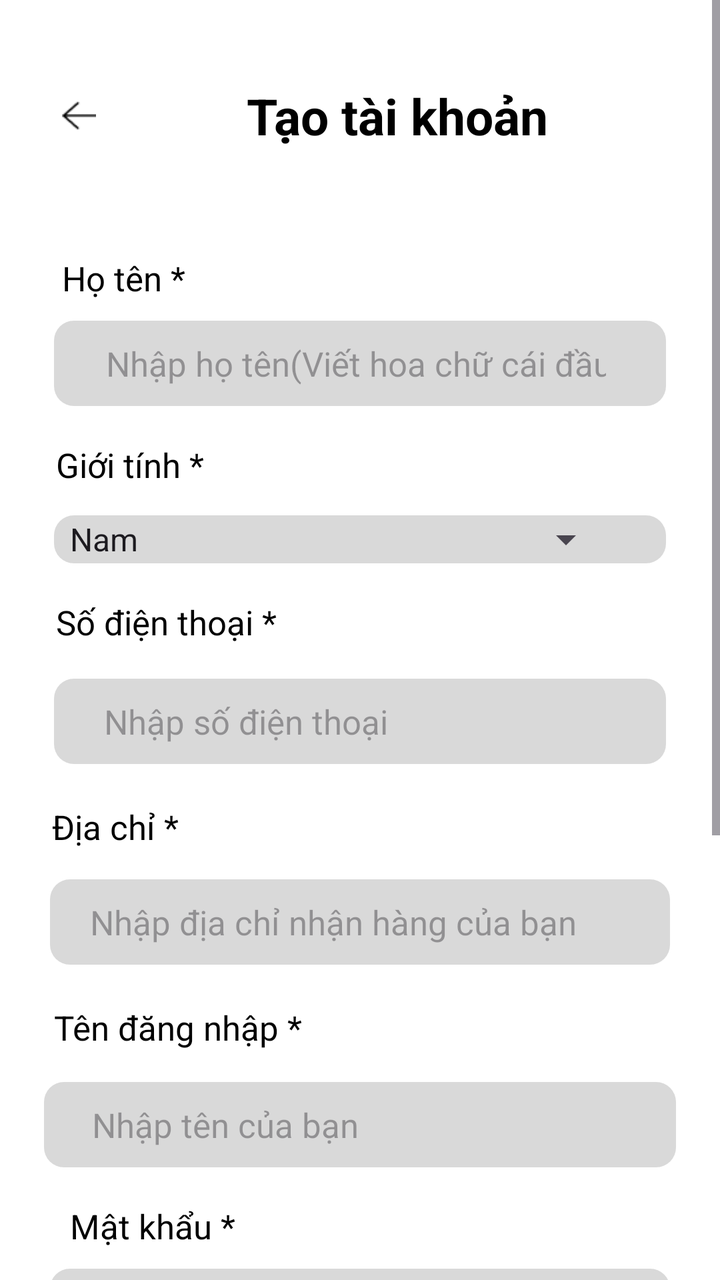
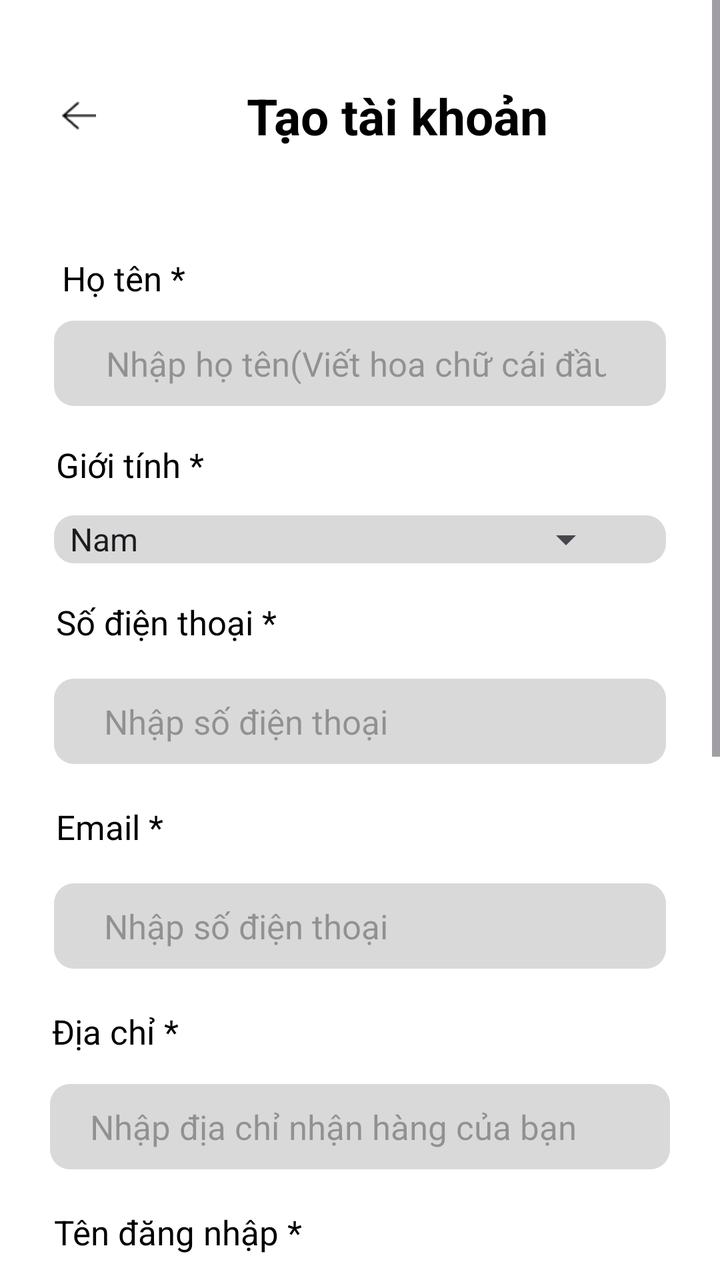

Two renders of the same Android screen: before a commit and after it. Below are the layout's source before the change and the commit's diff.
<!-- AndroidManifest.xml: application theme Theme.TTCN_DangNhap -->
<!-- res/layout/activity_ttcn_dangky.xml -->
<?xml version="1.0" encoding="utf-8"?>
<LinearLayout
    android:id="@+id/main"
    xmlns:android="http://schemas.android.com/apk/res/android"
    xmlns:tools="http://schemas.android.com/tools"
    xmlns:app="http://schemas.android.com/apk/res-auto"
    android:background="#FFFFFF"
    android:orientation="vertical"
    android:layout_width="match_parent"
    android:layout_height="match_parent">
    <ScrollView
        android:id="@+id/rg94apyviwxw"
        android:layout_width="match_parent"
        android:layout_height="wrap_content"
        android:layout_weight="1"
        android:background="#FFFFFF">
        <LinearLayout
            android:layout_width="match_parent"
            android:layout_height="match_parent"
            android:orientation="vertical">
            <LinearLayout
                android:id="@+id/ro20azno4nm"
                android:layout_width="match_parent"
                android:layout_height="wrap_content"
                android:layout_marginTop="41dp"
                android:layout_marginBottom="53dp"
                android:layout_marginHorizontal="27dp"
                android:orientation="horizontal">




                <ImageView
                    android:clickable="true"
                    android:id="@+id/ivBack"
                    android:layout_width="25dp"
                    android:layout_height="match_parent"
                    android:src="@drawable/back"

                    android:contentDescription="Back"
                    android:padding="4dp"/>

                
                <View
                    android:layout_width="0dp"
                    android:layout_height="0dp"
                    android:layout_weight="1"/>



                <TextView
                    android:id="@+id/ran7ys7i2i2h"
                    android:textColor="#000000"
                    android:textSize="25sp"
                    android:textStyle="bold"
                    android:layout_height="wrap_content"
                    android:layout_width="wrap_content"
                    android:text="Tạo tài khoản"
                    android:textAlignment="center"
                    android:layout_weight="10"
                    />

                










            </LinearLayout>
            <TextView
                android:id="@+id/rur4d52p1b5j"
                android:textColor="#000000"
                android:textSize="17sp"
                android:layout_marginBottom="10dp"
                android:layout_marginStart="31dp"
                android:layout_height="wrap_content"
                android:layout_width="wrap_content"
                android:text="Họ tên *"
                />
            <LinearLayout
                android:id="@+id/r8va03dvhn4"
                android:layout_width="match_parent"
                android:layout_height="wrap_content"
                android:gravity="center_vertical"
                android:background="@drawable/cr10bd9d9d9"
                android:paddingRight="26dp"
                android:layout_marginBottom="18dp"
                android:layout_marginHorizontal="27dp"
                android:orientation="horizontal">
                <EditText

                    android:inputType="text"
                    android:hint="Nhập họ tên(Viết hoa chữ cái đầu)"
                    android:background="@null"
                    android:id="@+id/eTxTFullName"
                    android:textColor="#000000"
                    android:textSize="17sp"
                    android:layout_marginEnd="4dp"
                    android:layout_width="0dp"
                    android:layout_height="wrap_content"
                    android:layout_weight="1"
                    android:paddingVertical="10dp"
                    android:paddingLeft="26dp"
                    />







            </LinearLayout>

            <TextView
                android:id="@+id/ry2lolgnj15j"
                android:textColor="#000000"
                android:textSize="17sp"
                android:layout_marginBottom="14dp"
                android:layout_marginStart="28dp"
                android:layout_height="wrap_content"
                android:layout_width="wrap_content"
                android:text="Giới tính *"
                />
            <LinearLayout
                android:id="@+id/r8va03dvhn4"
                android:layout_width="match_parent"
                android:layout_height="wrap_content"
                android:gravity="center_vertical"
                android:background="@drawable/cr10bd9d9d9"
                android:paddingRight="26dp"
                android:layout_marginBottom="18dp"
                android:layout_marginHorizontal="27dp"
                android:orientation="horizontal">
                <Spinner
                    android:id="@+id/spinner_gender"
                    android:layout_width="match_parent"
                    android:layout_height="wrap_content"
                    android:entries="@array/gender_options">


                </Spinner>








            </LinearLayout>
            <TextView
                android:id="@+id/rmubdf97wfu"
                android:textColor="#000000"
                android:textSize="17sp"
                android:layout_marginBottom="17dp"
                android:layout_marginStart="28dp"
                android:layout_height="wrap_content"
                android:layout_width="wrap_content"
                android:text="Số điện thoại *"
                />
            <EditText
                android:inputType="text"
                android:hint="Nhập số điện thoại"
                android:id="@+id/eTxTPhoneNum"
                android:textColor="#000000"
                android:textSize="17sp"
                android:layout_marginBottom="20dp"
                android:layout_marginHorizontal="27dp"
                android:layout_width="match_parent"
                android:layout_height="wrap_content"
                android:background="@drawable/cr10bd9d9d9"
                android:paddingVertical="10dp"
                android:paddingHorizontal="25dp"
                />
            <TextView
                android:id="@+id/rrywbg8vqab"
                android:textColor="#000000"
                android:textSize="17sp"
                android:layout_marginBottom="15dp"
                android:layout_marginStart="26dp"
                android:layout_height="wrap_content"
                android:layout_width="wrap_content"
                android:text="Địa chỉ *"
                />
            <EditText
                android:inputType="text"
                android:hint="Nhập địa chỉ nhận hàng của bạn"
                android:id="@+id/eTxTAddress"
                android:textColor="#000000"
                android:textSize="17sp"
                android:layout_marginBottom="20dp"
                android:layout_marginHorizontal="25dp"
                android:layout_width="match_parent"
                android:layout_height="wrap_content"
                android:background="@drawable/cr10bd9d9d9"
                android:paddingVertical="10dp"
                android:paddingHorizontal="20dp"
                />
            <TextView
                android:id="@+id/r6acopybjasa"
                android:textColor="#000000"
                android:textSize="17sp"
                android:layout_marginBottom="16dp"
                android:layout_marginStart="27dp"
                android:layout_height="wrap_content"
                android:layout_width="wrap_content"
                android:text="Tên đăng nhập *"
                />
            <EditText
                android:inputType="text"
                android:hint="Nhập tên của bạn"
                android:id="@+id/eTxTUserLoginName"
                android:textColor="#000000"
                android:textSize="17sp"
                android:layout_marginBottom="18dp"
                android:layout_marginHorizontal="22dp"
                android:layout_width="match_parent"
                android:layout_height="wrap_content"
                android:background="@drawable/cr10bd9d9d9"
                android:paddingVertical="10dp"
                android:paddingHorizontal="24dp"
                />
            <TextView
                android:id="@+id/rr00eyaa9ciq"
                android:textColor="#000000"
                android:textSize="17sp"
                android:layout_marginBottom="10dp"
                android:layout_marginStart="35dp"
                android:layout_height="wrap_content"
                android:layout_width="wrap_content"
                android:text="Mật khẩu *"
                />
            <EditText
                android:inputType="text"
                android:hint="Vui lòng nhập mật khẩu của bạn"
                android:id="@+id/eTxTPassword"
                android:textColor="#000000"
                android:textSize="17sp"
                android:layout_marginBottom="19dp"
                android:layout_marginHorizontal="25dp"
                android:layout_width="match_parent"
                android:layout_height="wrap_content"
                android:background="@drawable/cr10bd9d9d9"
                android:paddingVertical="9dp"
                android:paddingHorizontal="20dp"
                />
            <TextView
                android:id="@+id/rsb0104xax0r"
                android:textColor="#000000"
                android:textSize="17sp"
                android:layout_marginBottom="16dp"
                android:layout_marginStart="30dp"
                android:layout_height="wrap_content"
                android:layout_width="wrap_content"
                android:text="Nhập lại mật khẩu *"
                />
            <EditText
                android:inputType="text"
                android:hint="Nhập lại mật khẩu của bạn"
                android:id="@+id/eTxTRepeatPassword"
                android:textColor="#000000"
                android:textSize="17sp"
                android:layout_marginBottom="139dp"
                android:layout_marginHorizontal="25dp"
                android:layout_width="match_parent"
                android:layout_height="wrap_content"
                android:background="@drawable/cr10bd9d9d9"
                android:paddingVertical="10dp"
                android:paddingHorizontal="26dp"
                />

            <com.google.android.material.button.MaterialButton
                android:id="@+id/mBtnCreateAcc"
                android:layout_width="match_parent"
                android:layout_height="wrap_content"
                android:layout_gravity="center"
                android:text="Đăng ký"
                android:textColor="#FFFFFF"
                android:paddingVertical="11dp"
                android:layout_marginBottom="17dp"
                android:layout_marginHorizontal="46dp"
                app:backgroundTint="#FF4545"
                app:cornerRadius="12dp"
                />


            





















        </LinearLayout>
    </ScrollView>
</LinearLayout>
<!-- resources referenced by this layout -->
<resources>
  <string-array name="gender_options">
          <item>Nam</item>
          <item>Nữ</item>
          <item>Khác</item>
      </string-array>
  <!-- drawable back: png bitmap (drawable, 273 bytes) -->
  <!-- drawable cr10bd9d9d9 (drawable) -->
  <?xml version="1.0" encoding="UTF-8"?>
  <shape
  	xmlns:android="http://schemas.android.com/apk/res/android">
  	<solid
  		android:color="#D9D9D9"
  	/>
  	<corners
  		android:radius="10dp"
  	/>      
  </shape>
  <style name="Theme.TTCN_DangNhap" parent="Base.Theme.TTCN_DangNhap" />
  <style name="Base.Theme.TTCN_DangNhap" parent="Theme.Material3.DayNight.NoActionBar">
          
          
      </style>
</resources>

<!-- the commit's change to res/layout/activity_ttcn_dangky.xml (unified diff, before → after) -->
@@ -127,7 +127,7 @@
                 android:text="Giới tính *"
                 />
             <LinearLayout
-                android:id="@+id/r8va03dvhn4"
+                android:id="@+id/layout_gioitinh"
                 android:layout_width="match_parent"
                 android:layout_height="wrap_content"
                 android:gravity="center_vertical"
@@ -167,6 +167,30 @@
                 android:inputType="text"
                 android:hint="Nhập số điện thoại"
                 android:id="@+id/eTxTPhoneNum"
+                android:textColor="#000000"
+                android:textSize="17sp"
+                android:layout_marginBottom="20dp"
+                android:layout_marginHorizontal="27dp"
+                android:layout_width="match_parent"
+                android:layout_height="wrap_content"
+                android:background="@drawable/cr10bd9d9d9"
+                android:paddingVertical="10dp"
+                android:paddingHorizontal="25dp"
+                />
+            <TextView
+
+                android:textColor="#000000"
+                android:textSize="17sp"
+                android:layout_marginBottom="17dp"
+                android:layout_marginStart="28dp"
+                android:layout_height="wrap_content"
+                android:layout_width="wrap_content"
+                android:text="Email *"
+                />
+            <EditText
+                android:inputType="text"
+                android:hint="Nhập số điện thoại"
+                android:id="@+id/eTxTEmail"
                 android:textColor="#000000"
                 android:textSize="17sp"
                 android:layout_marginBottom="20dp"
